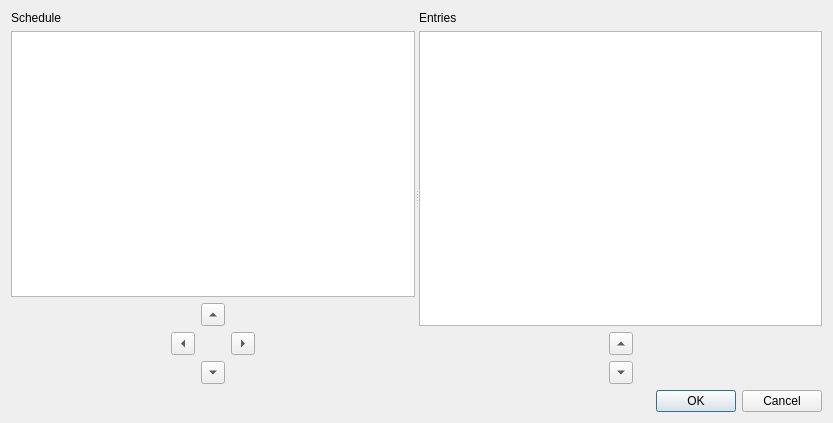
Before: the Qt Designer form Forms/ui_scheduleDialog.ui in diana134/afs, drawn with Qt 5.
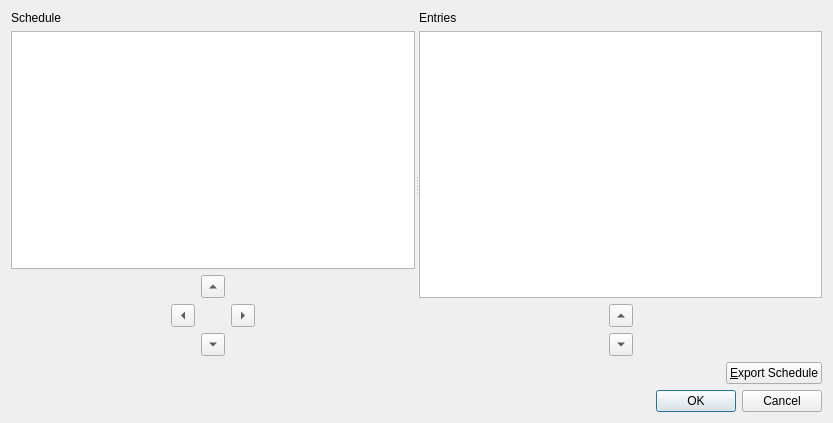
After: the same form once the commit is applied.

Commit message: Schedules can be loaded, saved, and exported to csv

```diff
--- a/Forms/ui_scheduleDialog.ui
+++ b/Forms/ui_scheduleDialog.ui
@@ -183,6 +183,30 @@
      </widget>
     </widget>
    </item>
+   <item>
+    <layout class="QHBoxLayout" name="horizontalLayout">
+     <item>
+      <spacer name="horizontalSpacer_5">
+       <property name="orientation">
+        <enum>Qt::Horizontal</enum>
+       </property>
+       <property name="sizeHint" stdset="0">
+        <size>
+         <width>40</width>
+         <height>20</height>
+        </size>
+       </property>
+      </spacer>
+     </item>
+     <item>
+      <widget class="QPushButton" name="exportScheduleBtn">
+       <property name="text">
+        <string>&amp;Export Schedule</string>
+       </property>
+      </widget>
+     </item>
+    </layout>
+   </item>
    <item>
     <widget class="QDialogButtonBox" name="btnBox">
      <property name="standardButtons">
```
Left out of the diff: 1 changed line with no effect on the pictures. The commit also changes 7 other files.
